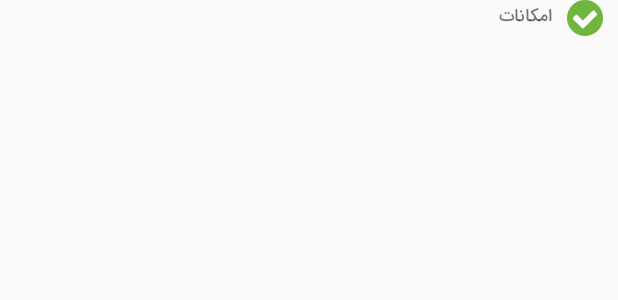
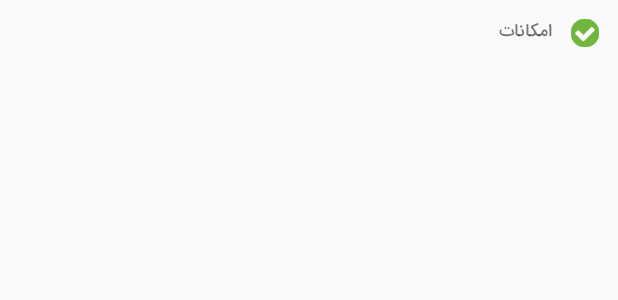
Before and after one commit to shahramfarsyabi/address_droid, an Android app: the layout viewholder_directory_facility.xml on its own in the app's theme, with its tools: preview values and no code run, on a phone screen of 412 x 824 dp. Shown: the top 300 px of the screen. Run offline under Robolectric (Android 15) with nearby library versions, the phone set to English and light mode, and no system bars.

Commit message:
Error Fix 6

```diff
--- a/app/src/main/res/layout/activity_directory.xml
+++ b/app/src/main/res/layout/activity_directory.xml
@@ -523,7 +523,7 @@
                 android:layout_width="match_parent"
                 android:layout_height="wrap_content">
 
-                <Button
+                <ir.iraddress.www.extend.AppButton
                     android:onClick="comments"
                     android:id="@+id/directory_all_comments"
                     android:layout_margin="10dp"
--- a/app/src/main/res/layout/viewholder_directory_comment.xml
+++ b/app/src/main/res/layout/viewholder_directory_comment.xml
@@ -1,12 +1,10 @@
 <?xml version="1.0" encoding="utf-8"?>
 <LinearLayout xmlns:android="http://schemas.android.com/apk/res/android"
-    android:orientation="horizontal"
+    android:orientation="vertical"
     android:divider="?android:dividerHorizontal"
     android:id="@+id/directory_comment_holde"
     android:layout_width="match_parent"
-    android:layout_height="wrap_content"
-    android:background="@color/colorWhite"
-    android:layout_marginBottom="2dp">
+    android:layout_height="50dp">
     <android.support.v7.widget.CardView
         android:layout_width="match_parent"
         android:layout_height="wrap_content">
--- a/app/src/main/res/layout/viewholder_directory_facility.xml
+++ b/app/src/main/res/layout/viewholder_directory_facility.xml
@@ -8,14 +8,17 @@
     android:layout_marginRight="10dp"
     android:layout_marginLeft="10dp"
     android:layout_marginStart="10dp"
-    android:layout_marginEnd="10dp">
+    android:layout_marginEnd="10dp"
+    android:layout_marginTop="10dp">
     <ImageView
         android:src="@drawable/ic_checked_symbol"
         android:contentDescription="@string/facilities"
         android:layout_width="24dp"
         android:layout_height="24dp"
         android:layout_gravity="start"
-        />
+        android:scaleX="0.8"
+        android:scaleY="0.8"
+    />
     <ir.iraddress.www.extend.TextViewIranSans
         android:layoutDirection="rtl"
         android:id="@+id/facility"
```
